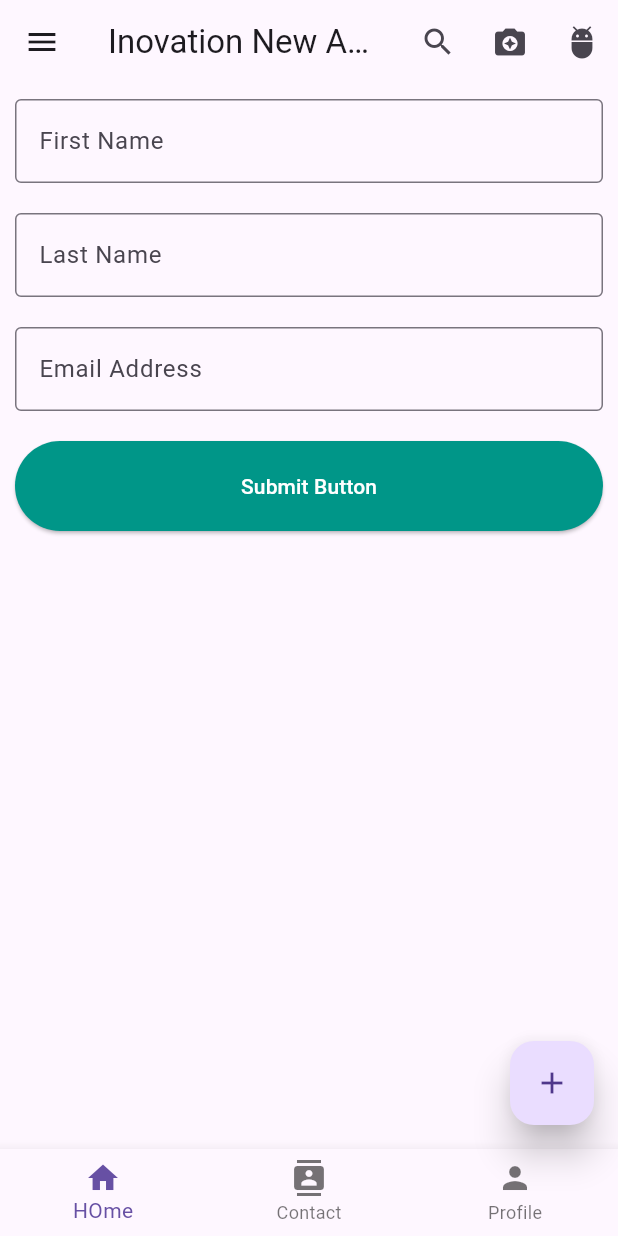
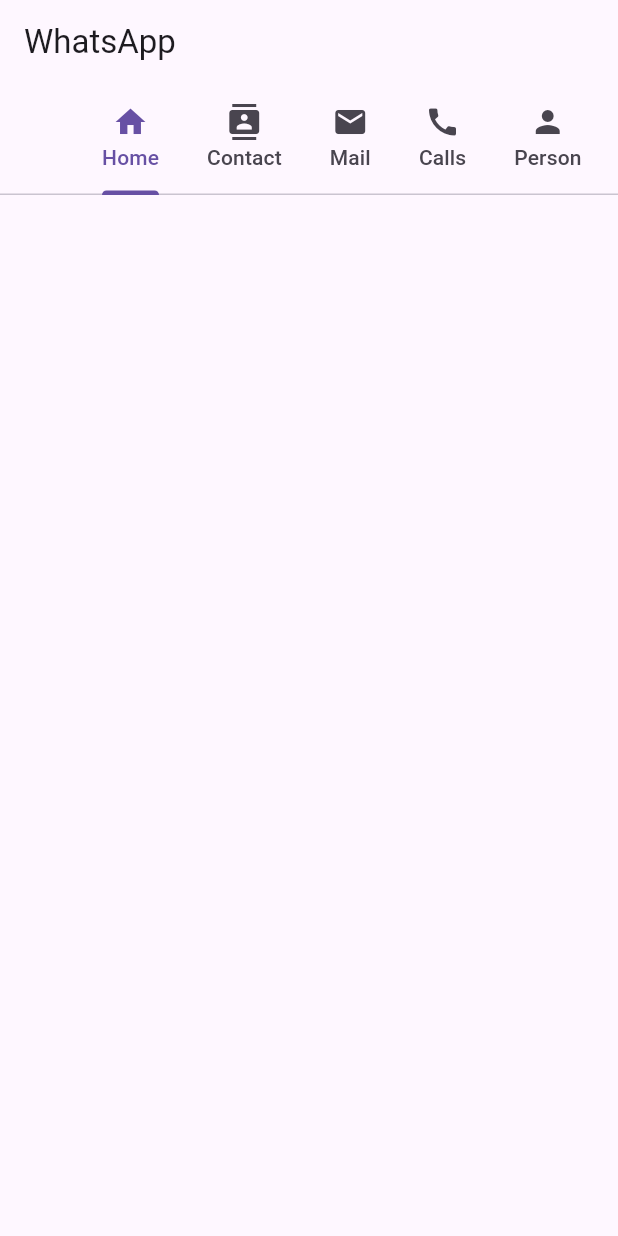
Before and after one commit to RaFiuL-RaZu/app_create, a Flutter app: the screen it shows after launch, on a phone screen of 412 x 824 dp. Run offline on Flutter 3.47's test engine with Material 3 defaults, Android fonts, the phone set to English and light mode, and no system bars.

Commit message:
first commit

```diff
--- a/lib/main.dart
+++ b/lib/main.dart
@@ -16,7 +16,6 @@ class MyApp extends StatelessWidget{
 
     return MaterialApp(
       theme: ThemeData(primarySwatch: Colors.teal),
-      darkTheme: ThemeData(primarySwatch: Colors.amber),
       debugShowCheckedModeBanner: false,
       home: HomeActivity(),
     );
@@ -27,80 +26,33 @@ class MyApp extends StatelessWidget{
 class HomeActivity extends StatelessWidget{
   const HomeActivity({Key? key}) : super(key: key);
 
-  Mysnakbar(message,context){
-    ScaffoldMessenger.of(context).showSnackBar(
-        SnackBar(content: Text(message))
-    );
-  }
 
   @override
   Widget build(BuildContext context) {
 
-    ButtonStyle buttonStyle=ElevatedButton.styleFrom(
-      minimumSize: Size(double.infinity, 60),
-      primary: Colors.teal,
-      onPrimary: Colors.white,
-    );
 
-    return Scaffold(
-      appBar: AppBar(
-        centerTitle: true,
-        title: Text("Inovation New App"),
-        actions: [
-          IconButton(onPressed: (){}, icon: Icon(Icons.search)),
-          IconButton(onPressed: (){}, icon: Icon(Icons.camera_enhance)),
-          IconButton(onPressed: (){}, icon: Icon(Icons.adb_sharp))
-        ],
+    return DefaultTabController(
+        length:8,
+        child: Scaffold(
+          appBar: AppBar(
+           title: Text("WhatsApp"),
+            bottom: TabBar(
+              isScrollable: true,
+              tabs: [
+                Tab(icon: Icon(Icons.home),text: "Home",),
+                Tab(icon: Icon(Icons.contacts),text: "Contact",),
+                Tab(icon: Icon(Icons.mail),text: "Mail",),
+                Tab(icon: Icon(Icons.call),text: "Calls",),
+                Tab(icon: Icon(Icons.person),text: "Person",),
+                Tab(icon: Icon(Icons.message),text: "Message",),
+                Tab(icon: Icon(Icons.people),text: "People",),
+                Tab(icon: Icon(Icons.phone),text: "Phone",),
 
-      ),
-      floatingActionButton: FloatingActionButton(
-        elevation: 10,
-        child: Icon(Icons.add),
-        onPressed: (){},
+              ],
+            ),
 
-      ),
-      bottomNavigationBar: BottomNavigationBar(
-        currentIndex: 0,
-        items: [
-         BottomNavigationBarItem(icon:Icon(Icons.home),label: "HOme"),
-          BottomNavigationBarItem(icon:Icon(Icons.contacts),label: "Contact"),
-          BottomNavigationBarItem(icon:Icon(Icons.person),label: "Profile"),
-        ],
-        onTap: (int index){
-          if(index==0) {
-            Mysnakbar("Home Button", context);
-          }
-          if(index==1){
-            Mysnakbar("Contact Button",context);
-          }
-          if(index==2){
-            Mysnakbar("Profile Button",context);
-          }
-        },
-      ),
-      drawer: Drawer(
-        child: ListView(
-          children: [
-            DrawerHeader(child: Text("RaFiul Razu"),),
-            ListTile(title: Text("Home"),leading: Icon(Icons.home),),
-            ListTile(title: Text("Profile"),leading: Icon(Icons.person),),
-            ListTile(title: Text("Calls"),leading: Icon(Icons.call),),
-            ListTile(title: Text("Message"),leading: Icon(Icons.message),),
-          ],
-        ),
-      ),
-
-      body: Column(
-        mainAxisAlignment: MainAxisAlignment.start,
-        children: [
-          Padding(padding: EdgeInsets.all(10),child: TextField(decoration: InputDecoration(border: OutlineInputBorder(),labelText: "First Name"),),),
-          Padding(padding: EdgeInsets.all(10),child: TextField(decoration: InputDecoration(border: OutlineInputBorder(),labelText: "Last Name"),),),
-          Padding(padding: EdgeInsets.all(10),child: TextField(decoration: InputDecoration(border: OutlineInputBorder(),labelText: "Email Address"),),),
-          Padding(padding: EdgeInsets.all(10),child: ElevatedButton(onPressed: (){},child: Text("Submit Button"),style: buttonStyle,)),
-
-
-        ],
-      ),
+          ),
+        )
     );
   }
 
```
